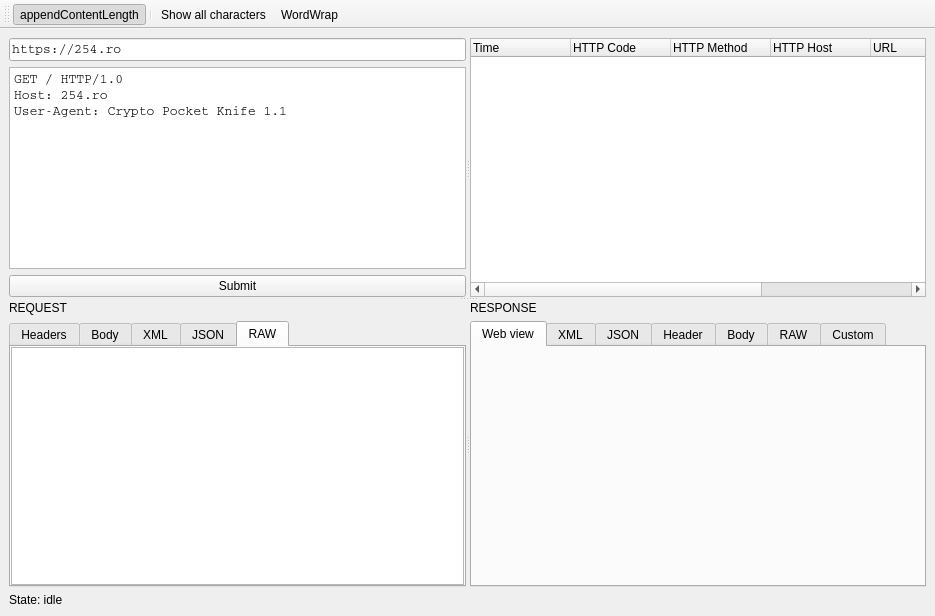
First picture: the form in ui/Web/UiHttpWebRequests.ui, repository caffedrine/CryptoPocketKnife, before the edit.
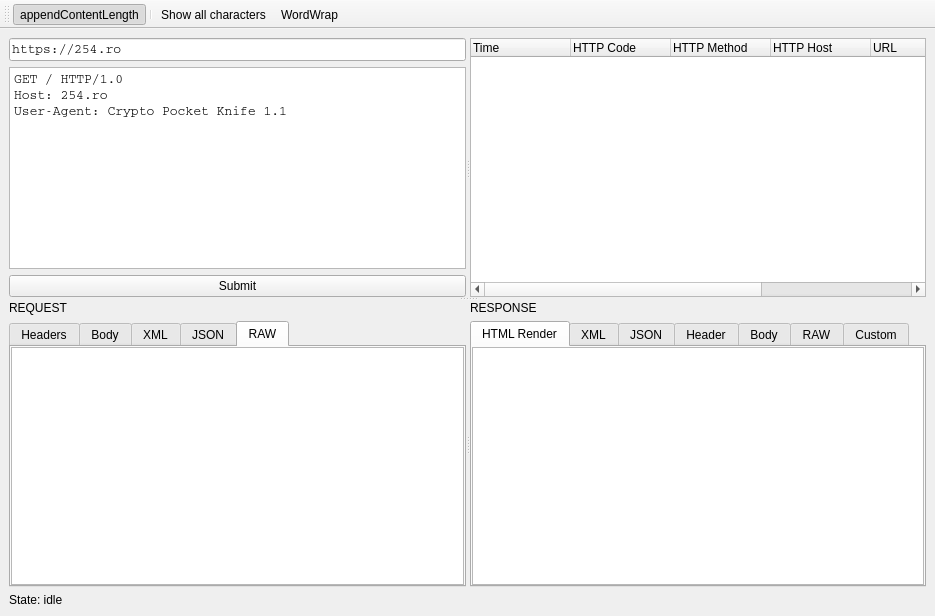
Second picture: the form after the edit. The open tabs and pages were chosen to show the change. Icons and pictures are not drawn.

```diff
--- a/ui/Web/UiHttpWebRequests.ui
+++ b/ui/Web/UiHttpWebRequests.ui
@@ -329,8 +329,31 @@
            </property>
            <widget class="QWidget" name="tab_RESPONSE_WebView">
             <attribute name="title">
-             <string>Web view</string>
+             <string>HTML Render</string>
             </attribute>
+            <layout class="QGridLayout" name="gridLayout_13">
+             <property name="leftMargin">
+              <number>0</number>
+             </property>
+             <property name="topMargin">
+              <number>0</number>
+             </property>
+             <property name="rightMargin">
+              <number>0</number>
+             </property>
+             <property name="bottomMargin">
+              <number>0</number>
+             </property>
+             <item row="0" column="0">
+              <widget class="QTextEdit" name="textEdit_RESPONSE_HtmlRender">
+               <property name="font">
+                <font>
+                 <pointsize>12</pointsize>
+                </font>
+               </property>
+              </widget>
+             </item>
+            </layout>
            </widget>
            <widget class="QWidget" name="tab_RESPONSE_XML">
             <attribute name="title">
```
Left out of the diff: 4 changed lines with no effect on the pictures.
